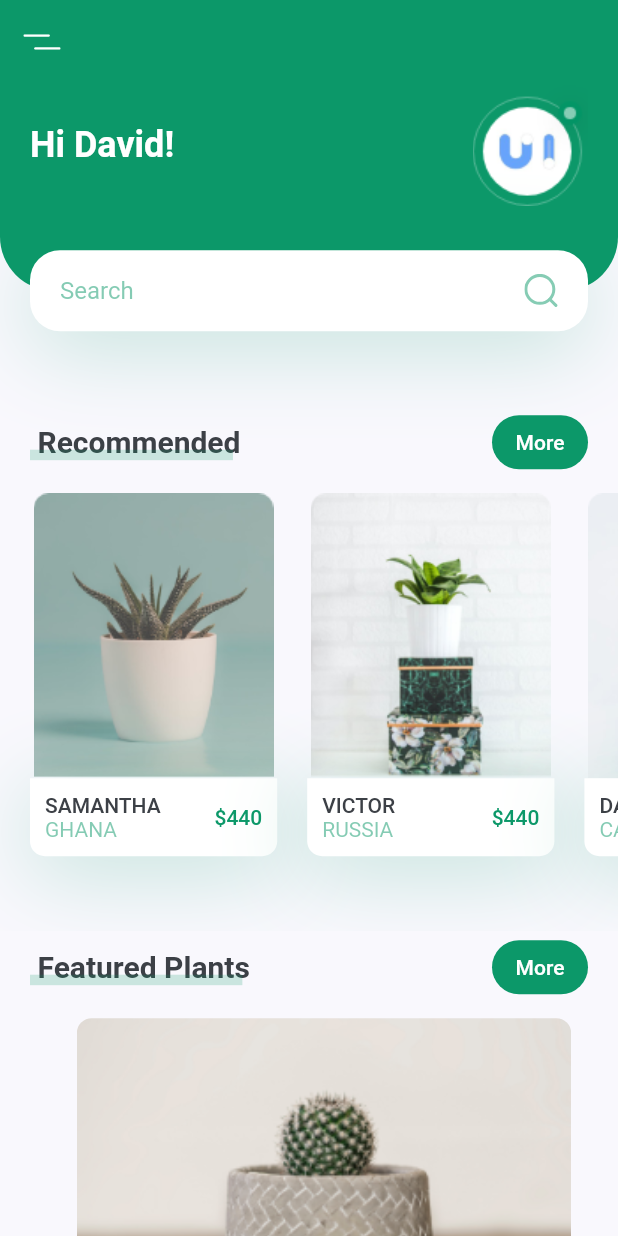
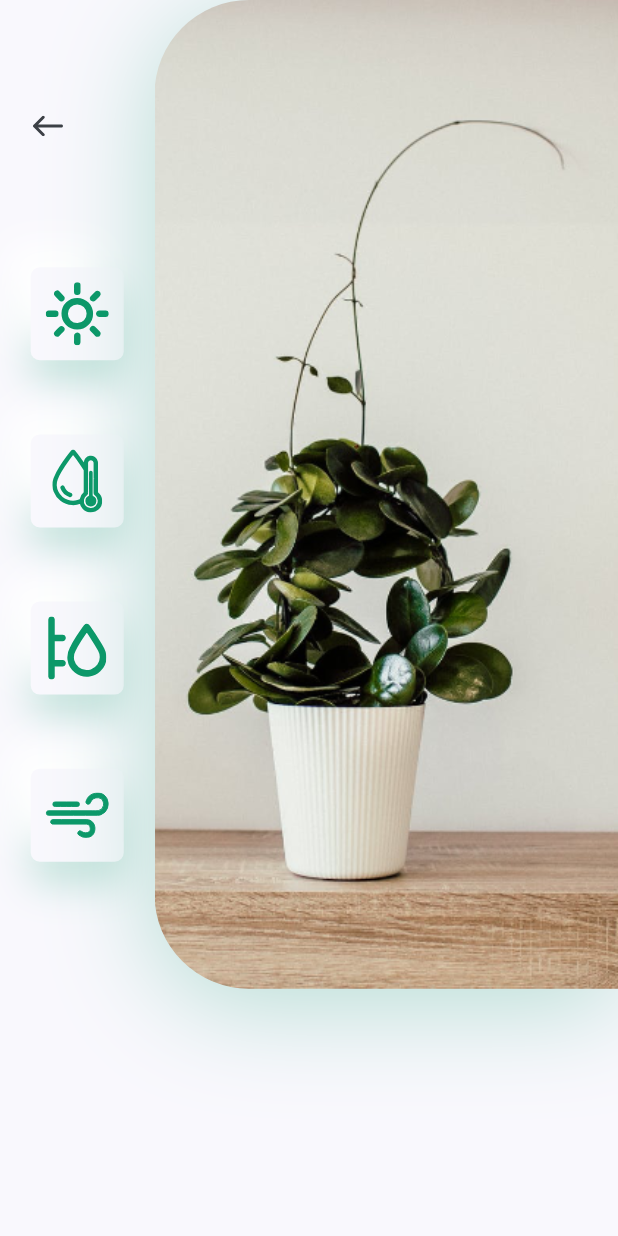
Before and after one commit to Emodot/plant_app, a Flutter app: the screen it shows after launch, after a tap on an icon or button, on a phone screen of 412 x 824 dp. Run offline on Flutter 3.47's test engine with Material 2 defaults, Android fonts, the phone set to English and light mode, and no system bars; our stand-ins replace flutter_svg.

Commit message:
developed home screen

```diff
--- /dev/null
+++ b/lib/components/icon_card.dart
@@ -0,0 +1,42 @@
+import 'package:flutter/material.dart';
+import 'package:flutter_svg/svg.dart';
+
+import '../constants.dart';
+
+class IconCard extends StatelessWidget {
+  const IconCard({
+    super.key, required this.icon,
+
+  });
+
+final String icon;
+
+  @override
+  Widget build(BuildContext context) {
+    Size size = MediaQuery.of(context).size;
+    return Container(
+      margin:
+          EdgeInsets.symmetric(vertical: size.height * 0.03),
+      padding: EdgeInsets.all(kDefaultPadding / 2),
+      height: 62,
+      width: 62,
+      decoration: BoxDecoration(
+        color: kBackgroundColor,
+        borderRadius: BorderRadius.circular(6),
+        boxShadow: [
+          BoxShadow(
+            offset: Offset(0, 15),
+            blurRadius: 22,
+            color: kPrimaryColor.withOpacity(0.22),
+          ),
+          const BoxShadow(
+            offset: Offset(-15, -15),
+            blurRadius: 20,
+            color: Colors.white,
+          ),
+        ],
+      ),
+      child: SvgPicture.asset(icon),
+    );
+  }
+}
--- /dev/null
+++ b/lib/components/my_bottom_nav_bar.dart
@@ -0,0 +1,49 @@
+import 'package:flutter/material.dart';
+import 'package:flutter_svg/flutter_svg.dart';
+
+import '../constants.dart';
+
+class MyBottomNavBar extends StatelessWidget {
+  const MyBottomNavBar({
+    super.key,
+  });
+
+  @override
+  Widget build(BuildContext context) {
+    return Container(
+      padding: const EdgeInsets.only(
+        left: kDefaultPadding * 2,
+        right: kDefaultPadding * 2,
+        bottom: kDefaultPadding,
+      ),
+      height: 80,
+      decoration: BoxDecoration(
+        color: Colors.white,
+        boxShadow: [
+          BoxShadow(
+            offset: Offset(0, -10),
+            blurRadius: 35,
+            color: kPrimaryColor.withOpacity(0.38),
+          ),
+        ],
+      ),
+      child: Row(
+        mainAxisAlignment: MainAxisAlignment.spaceBetween,
+        children: <Widget>[
+          IconButton(
+            icon: SvgPicture.asset("assets/icons/flower.svg"),
+            onPressed: () {},
+          ),
+          IconButton(
+            icon: SvgPicture.asset("assets/icons/heart-icon.svg"),
+            onPressed: () {},
+          ),
+          IconButton(
+            icon: SvgPicture.asset("assets/icons/user-icon.svg"),
+            onPressed: () {},
+          ),
+        ],
+      ),
+    );
+  }
+}
--- /dev/null
+++ b/lib/screens/details/components/body.dart
@@ -0,0 +1,75 @@
+import 'package:flutter/material.dart';
+import 'package:flutter_svg/flutter_svg.dart';
+
+import '../../../components/icon_card.dart';
+import '../../../constants.dart';
+
+class Body extends StatelessWidget {
+  const Body({super.key});
+
+  @override
+  Widget build(BuildContext context) {
+    Size size = MediaQuery.of(context).size;
+    return SingleChildScrollView(
+      child: Column(
+        children: [
+          SizedBox(
+            height: size.height * 0.8,
+            child: Row(
+              children: [
+                Expanded(
+                  child: Padding(
+                    padding:
+                        const EdgeInsets.symmetric(vertical: kDefaultPadding * 3),
+                    child: Column(
+                      children: [
+                        Align(
+                          alignment: Alignment.topLeft,
+                          child: IconButton(
+                            padding: const EdgeInsets.symmetric(
+                                horizontal: kDefaultPadding),
+                            icon: SvgPicture.asset("assets/icons/back_arrow.svg"),
+                            onPressed: () {
+                              Navigator.pop(context);
+                            },
+                          ),
+                        ),
+                        const Spacer(),
+                        const IconCard(icon: "assets/icons/sun.svg"),
+                        const IconCard(icon: "assets/icons/icon_2.svg"),
+                        const IconCard(icon: "assets/icons/icon_3.svg"),
+                        const IconCard(icon: "assets/icons/icon_4.svg"),
+                      ],
+                    ),
+                  ),
+                ),
+                Container(
+                  height: size.height * 0.8,
+                  width: size.width * 0.75,
+                  decoration: BoxDecoration(
+                    borderRadius: const BorderRadius.only(
+                      topLeft: Radius.circular(63),
+                      bottomLeft: Radius.circular(63),
+                    ),
+                    boxShadow: [
+                      BoxShadow(
+                        offset: Offset(0, 10),
+                        blurRadius: 60,
+                        color: kPrimaryColor.withOpacity(0.29),
+                      ),
+                    ],
+                    image: const DecorationImage(
+                      alignment: Alignment.centerLeft,
+                      fit: BoxFit.cover,
+                      image: AssetImage("assets/images/img.png"),
+                    ),
+                  ),
+                )
+              ],
+            ),
+          ),
+        ],
+      ),
+    );
+  }
+}
--- /dev/null
+++ b/lib/screens/details/details_screen.dart
@@ -0,0 +1,13 @@
+import 'package:flutter/material.dart';
+import 'package:plant_app/screens/details/components/body.dart';
+
+class DetailsScreen extends StatelessWidget {
+  const DetailsScreen({super.key});
+
+  @override
+  Widget build(BuildContext context) {
+    return const Scaffold(
+      body: Body(),
+    );
+  }
+}
--- a/lib/screens/home/components/body.dart
+++ b/lib/screens/home/components/body.dart
@@ -1,7 +1,7 @@
 import 'package:flutter/material.dart';
-import 'package:flutter_svg/flutter_svg.dart';
 import 'package:plant_app/constants.dart';
 
+import 'featured_plants.dart';
 import 'header_with_searchbox.dart';
 import 'recommend_plants.dart';
 import 'title_with_more_btn.dart';
@@ -21,22 +21,8 @@ class Body extends StatelessWidget {
           TitleWithMoreBtn(title: "Recommended", press: () {}),
           const RecommendPlants(),
           TitleWithMoreBtn(title: "Featured Plants", press: () {}),
-          Container(
-            margin: const EdgeInsets.only(
-              left: kDefaultPadding,
-              top: kDefaultPadding / 2,
-              bottom: kDefaultPadding / 2,
-            ),
-            width: size.width * 0.8,
-            height: 185,
-            decoration: BoxDecoration(
-              borderRadius: BorderRadius.circular(10),
-              image: const DecorationImage(
-                fit: BoxFit.cover,
-                image: AssetImage("assets/images/bottom_img_1.png"),
-              ),
-            ),
-          )
+          FeaturedPlants(),
+          SizedBox(height: kDefaultPadding,)
         ],
       ),
     );
--- /dev/null
+++ b/lib/screens/home/components/featured_plants.dart
@@ -0,0 +1,63 @@
+import 'package:flutter/material.dart';
+
+import '../../../constants.dart';
+
+class FeaturedPlants extends StatelessWidget {
+  const FeaturedPlants({
+    super.key,
+  });
+
+  @override
+  Widget build(BuildContext context) {
+    return SingleChildScrollView(
+      scrollDirection: Axis.horizontal,
+      child: Row(
+        children: [
+          FeaturePlantCard(
+            image: "assets/images/bottom_img_1.png",
+            press: () {},
+          ),
+          FeaturePlantCard(
+            image: "assets/images/bottom_img_2.png",
+            press: () {},
+          ),
+        ],
+      ),
+    );
+  }
+}
+
+class FeaturePlantCard extends StatelessWidget {
+  const FeaturePlantCard({
+    super.key,
+    required this.image,
+    required this.press,
+  });
+  final String image;
+  final VoidCallback press;
+
+  @override
+  Widget build(BuildContext context) {
+    // It will provie us total height  and width of our screen
+    Size size = MediaQuery.of(context).size;
+    return GestureDetector(
+      onTap: press,
+      child: Container(
+        margin: const EdgeInsets.only(
+          left: kDefaultPadding,
+          top: kDefaultPadding / 2,
+          bottom: kDefaultPadding / 2,
+        ),
+        width: size.width * 0.8,
+        height: 185,
+        decoration: BoxDecoration(
+          borderRadius: BorderRadius.circular(10),
+          image: DecorationImage(
+            fit: BoxFit.cover,
+            image: AssetImage(image),
+          ),
+        ),
+      ),
+    );
+  }
+}
--- a/lib/screens/home/components/recommend_plants.dart
+++ b/lib/screens/home/components/recommend_plants.dart
@@ -1,5 +1,7 @@
 import 'package:flutter/material.dart';
 import 'package:plant_app/constants.dart';
+
+import '../../details/details_screen.dart';
 
 class RecommendPlants extends StatelessWidget {
   const RecommendPlants({
@@ -17,21 +19,42 @@ class RecommendPlants extends StatelessWidget {
             title: "Samantha",
             country: "Ghana",
             price: 440,
-            press: () {},
+            press: () {
+              Navigator.push(
+                context,
+                MaterialPageRoute(
+                  builder: (context) => DetailsScreen(),
+                ),
+              );
+            },
           ),
           RecommendedPlantCard(
             image: "assets/images/image_2.png",
             title: "Victor",
             country: "Russia",
             price: 440,
-            press: () {},
+            press: () {
+              Navigator.push(
+                context,
+                MaterialPageRoute(
+                  builder: (context) => DetailsScreen(),
+                ),
+              );
+            },
           ),
           RecommendedPlantCard(
             image: "assets/images/image_3.png",
             title: "David",
             country: "Canada",
             price: 440,
-            press: () {},
+            press: () {
+              Navigator.push(
+                context,
+                MaterialPageRoute(
+                  builder: (context) => DetailsScreen(),
+                ),
+              );
+            },
           ),
         ],
       ),
--- a/lib/screens/home/home_screen.dart
+++ b/lib/screens/home/home_screen.dart
@@ -1,6 +1,7 @@
 import "package:flutter/material.dart";
 import "package:flutter_svg/svg.dart";
 
+import "../../components/my_bottom_nav_bar.dart";
 import "components/body.dart";
 
 class HomeScreen extends StatelessWidget {
@@ -11,16 +12,16 @@ class HomeScreen extends StatelessWidget {
     return Scaffold(
       appBar: buildAppBar(),
       body: Body(),
+      bottomNavigationBar: MyBottomNavBar(),
     );
   }
 
   AppBar buildAppBar() {
     return AppBar(
-      elevation: 0,
-      leading: IconButton(
-        icon: SvgPicture.asset("assets/icons/menu.svg"),
-        onPressed: () {},
-      )
-    );
+        elevation: 0,
+        leading: IconButton(
+          icon: SvgPicture.asset("assets/icons/menu.svg"),
+          onPressed: () {},
+        ));
   }
 }
```
